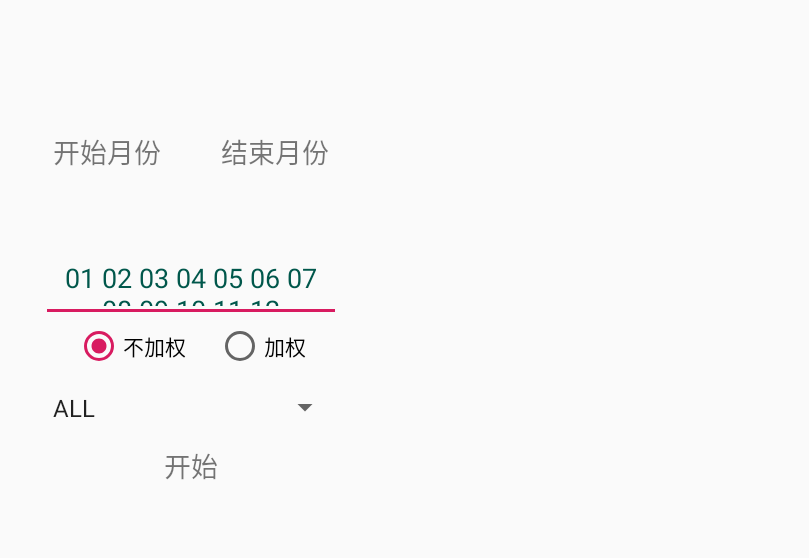
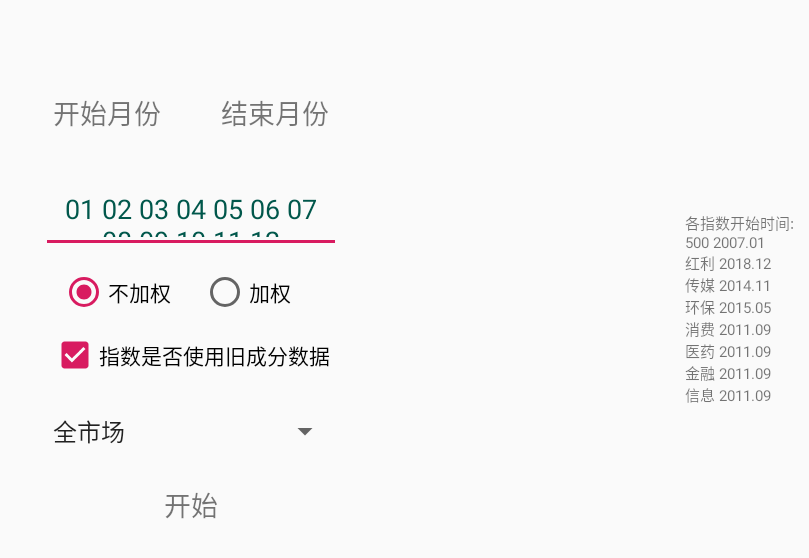
Before and after one commit to hxy/PeCalculator, an Android app: the screen it shows after launch (PEMainActivity), after a tap on "PE", on a phone screen of 824 x 412 dp (held sideways). Shown: the top 558 px of the screen, without its empty margins (427-1236 px from the left). Run offline under Robolectric (Android 15) with nearby library versions, the phone set to English and light mode, and no system bars; libraries missing offline, so code that uses them is left out: com.bigkoo.pickerview; 1 statement that could not run was skipped.

Commit message:
添加指数计算

```diff
--- a/app/src/main/java/com/hy/pecalculator/IndexType.java
+++ b/app/src/main/java/com/hy/pecalculator/IndexType.java
@@ -5,7 +5,8 @@ package com.hy.pecalculator;
  * on 2020-04-20
  */
 public enum IndexType {
-    ALL("ALL","all"),HS300("HS300","399300.SZ"),ZZ500("ZZ500","000905.SH"),ZZ800("ZZ800","000906.SH"),ZZ1000("ZZ1000","000852.SH");
+    ALL("全市场","all"),HS300("沪深300","000300.SH"),ZZ500("中证500","000905.SH"),ZZ800("中证800","000906.SH"),ZZ1000("中证1000","000852.SH")
+    ,ZZHB("中证环保","000827.SH"),ZZCM("中证传媒","399971.CSI"),ZZHL("中证红利","000922.CSI"),QZXF("全指消费","000990.SH"),QZYY("全指医药","000991.SH"),QZJR("全指金融","000992.SH"),QZXX("全指信息","000993.SH");
 
     public String value;
     public String type;
--- a/app/src/main/java/com/hy/pecalculator/PEMainActivity.java
+++ b/app/src/main/java/com/hy/pecalculator/PEMainActivity.java
@@ -7,6 +7,7 @@ import android.util.Log;
 import android.view.View;
 import android.widget.AdapterView;
 import android.widget.ArrayAdapter;
+import android.widget.CheckBox;
 import android.widget.EditText;
 import android.widget.RadioButton;
 import android.widget.Spinner;
@@ -32,6 +33,7 @@ public class PEMainActivity extends Activity {
     private String selectedIndexType = "all";
     private RadioButton rbHaveWeight;
     private RadioButton rbNoWeight;
+    private CheckBox cbUseOldData;
     @Override
     protected void onCreate(Bundle savedInstanceState) {
         super.onCreate(savedInstanceState);
@@ -62,7 +64,8 @@ public class PEMainActivity extends Activity {
         });
         targetMonthET = findViewById(R.id.target_month);
         spinner = findViewById(R.id.index_type);
-        ArrayAdapter<String> adapter = new ArrayAdapter<String>(this,android.R.layout.simple_spinner_item,new String[]{IndexType.ALL.type,IndexType.HS300.type,IndexType.ZZ500.type,IndexType.ZZ800.type,IndexType.ZZ1000.type});
+        ArrayAdapter<String> adapter = new ArrayAdapter<String>(this,android.R.layout.simple_spinner_item,new String[]{IndexType.ALL.type,IndexType.HS300.type,IndexType.ZZ500.type,
+                IndexType.ZZHB.type,IndexType.ZZCM.type,IndexType.ZZHL.type,IndexType.QZXF.type,IndexType.QZYY.type,IndexType.QZJR.type,IndexType.QZXX.type,IndexType.ZZ800.type,IndexType.ZZ1000.type});
         adapter.setDropDownViewResource(android.R.layout.simple_spinner_dropdown_item);
         spinner.setAdapter(adapter);
         spinner.setOnItemSelectedListener(new AdapterView.OnItemSelectedListener() {
@@ -72,8 +75,15 @@ public class PEMainActivity extends Activity {
                     case 0:selectedIndexType = IndexType.ALL.value;break;
                     case 1:selectedIndexType = IndexType.HS300.value;break;
                     case 2:selectedIndexType = IndexType.ZZ500.value;break;
-                    case 3:selectedIndexType = IndexType.ZZ800.value;break;
-                    case 4:selectedIndexType = IndexType.ZZ1000.value;break;
+                    case 3:selectedIndexType = IndexType.ZZHB.value;break;
+                    case 4:selectedIndexType = IndexType.ZZCM.value;break;
+                    case 5:selectedIndexType = IndexType.ZZHL.value;break;
+                    case 6:selectedIndexType = IndexType.QZXF.value;break;
+                    case 7:selectedIndexType = IndexType.QZYY.value;break;
+                    case 8:selectedIndexType = IndexType.QZJR.value;break;
+                    case 9:selectedIndexType = IndexType.QZXX.value;break;
+                    case 10:selectedIndexType = IndexType.ZZ800.value;break;
+                    case 11:selectedIndexType = IndexType.ZZ1000.value;break;
                 }
                 Log.d("yue.huang",position+":"+selectedIndexType);
             }
@@ -86,6 +96,8 @@ public class PEMainActivity extends Activity {
 
         rbHaveWeight = findViewById(R.id.have_weight);
         rbNoWeight = findViewById(R.id.no_weight);
+        cbUseOldData = findViewById(R.id.use_old_data);
+        cbUseOldData.setChecked(true);
         rbNoWeight.setChecked(true);
 
         findViewById(R.id.btn_start).setOnClickListener(new View.OnClickListener() {
@@ -106,6 +118,7 @@ public class PEMainActivity extends Activity {
                     intent.putStringArrayListExtra("month_list",targetList);
                     intent.putExtra("index_type",selectedIndexType);
                     intent.putExtra("have_weight",rbHaveWeight.isChecked());
+                    intent.putExtra("use_old_data", cbUseOldData.isChecked());
                     startActivity(intent);
                 }
             }
--- a/app/src/main/res/layout/activity_pemain.xml
+++ b/app/src/main/res/layout/activity_pemain.xml
@@ -1,68 +1,97 @@
 <?xml version="1.0" encoding="utf-8"?>
-<LinearLayout xmlns:android="http://schemas.android.com/apk/res/android"
+<RelativeLayout xmlns:android="http://schemas.android.com/apk/res/android"
+    android:layout_width="match_parent"
+    android:layout_height="match_parent">
+
+    <LinearLayout
         android:layout_width="match_parent"
         android:layout_height="match_parent"
-    android:orientation="vertical"
-    android:gravity="center">
+        android:gravity="center"
+        android:orientation="vertical">
 
 
         <LinearLayout
             android:layout_width="wrap_content"
             android:layout_height="wrap_content"
-        android:orientation="horizontal"
+            android:layout_marginBottom="30dp"
             android:gravity="center"
-        android:layout_marginBottom="50dp">
+            android:orientation="horizontal">
+
             <TextView
                 android:id="@+id/start_month"
                 android:layout_width="wrap_content"
                 android:layout_height="wrap_content"
-            android:textSize="18sp"
+                android:layout_marginRight="40dp"
                 android:text="开始月份"
-            android:layout_marginRight="40dp"/>
+                android:textSize="18sp" />
+
             <TextView
                 android:id="@+id/end_month"
                 android:layout_width="wrap_content"
                 android:layout_height="wrap_content"
-            android:textSize="18sp"
-            android:text="结束月份" />
+                android:text="结束月份"
+                android:textSize="18sp" />
         </LinearLayout>
 
         <EditText
             android:id="@+id/target_month"
             android:layout_width="200dp"
             android:layout_height="50dp"
+            android:gravity="center"
             android:text="01 02 03 04 05 06 07 08 09 10 11 12"
+            android:textColor="@color/colorPrimaryDark"
             android:textSize="18sp"
-        android:textColor="@color/colorPrimaryDark"
-        android:gravity="center" />
+            android:layout_marginBottom="10dp"/>
 
         <RadioGroup
             android:layout_width="wrap_content"
             android:layout_height="wrap_content"
-        android:orientation="horizontal">
+            android:orientation="horizontal"
+            android:layout_marginBottom="10dp">
+
             <RadioButton
                 android:id="@+id/no_weight"
                 android:layout_width="wrap_content"
                 android:layout_height="wrap_content"
-            android:text="不加权"
-            android:layout_marginRight="20dp"/>
+                android:layout_marginRight="20dp"
+                android:text="不加权" />
+
             <RadioButton
                 android:id="@+id/have_weight"
                 android:layout_width="wrap_content"
                 android:layout_height="wrap_content"
-            android:text="加权"/>
+                android:layout_marginRight="20dp"
+                android:text="加权" />
         </RadioGroup>
+        <CheckBox
+            android:id="@+id/use_old_data"
+            android:layout_width="wrap_content"
+            android:layout_height="wrap_content"
+            android:text="指数是否使用旧成分数据"
+            android:layout_marginBottom="10dp"/>
 
-    <Spinner android:id="@+id/index_type"
+        <Spinner
+            android:id="@+id/index_type"
             android:layout_width="200dp"
-        android:layout_height="50dp" />
+            android:layout_height="50dp"
+            android:layout_marginBottom="10dp"/>
 
         <TextView
             android:id="@+id/btn_start"
             android:layout_width="wrap_content"
             android:layout_height="wrap_content"
-        android:textSize="18sp"
+            android:layout_centerHorizontal="true"
             android:text="开始"
-        android:layout_centerHorizontal="true" />
+            android:textSize="18sp" />
 
     </LinearLayout>
+
+    <TextView
+        android:layout_width="wrap_content"
+        android:layout_height="wrap_content"
+        android:layout_alignParentRight="true"
+        android:layout_centerVertical="true"
+        android:layout_marginRight="10dp"
+        android:text="各指数开始时间:\n500 2007.01\n红利 2018.12\n传媒 2014.11\n环保 2015.05\n消费 2011.09\n医药 2011.09\n金融 2011.09\n信息 2011.09"
+        android:textSize="10sp" />
+</RelativeLayout>
```
Also changed, not shown: app/src/main/java/com/hy/pecalculator/PBChartActivity.java (+16 -15 lines), app/src/main/java/com/hy/pecalculator/PBMainActivity.java (+17 -4 lines), app/src/main/java/com/hy/pecalculator/PEChartActivity.java (+16 -15 lines), app/src/main/res/layout/activity_pbmain.xml (+39 -14 lines). Lines whose indentation alone changed are shown as unchanged.
